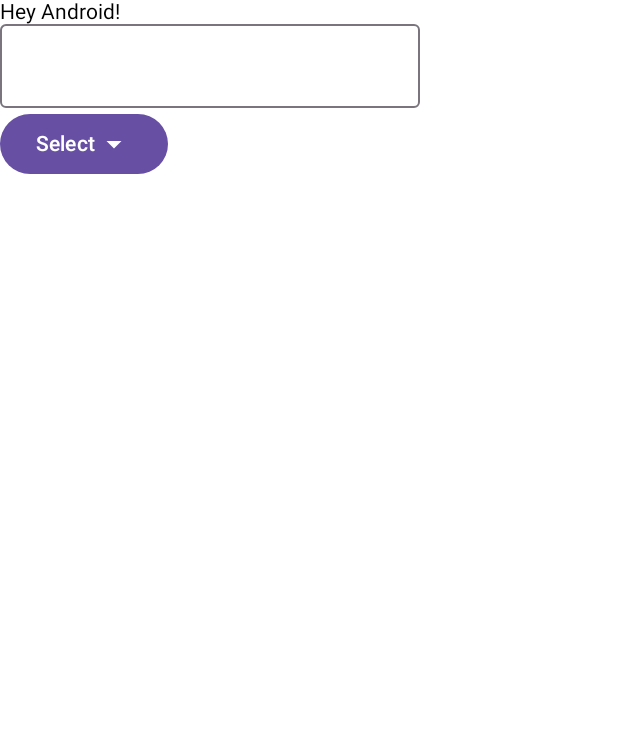
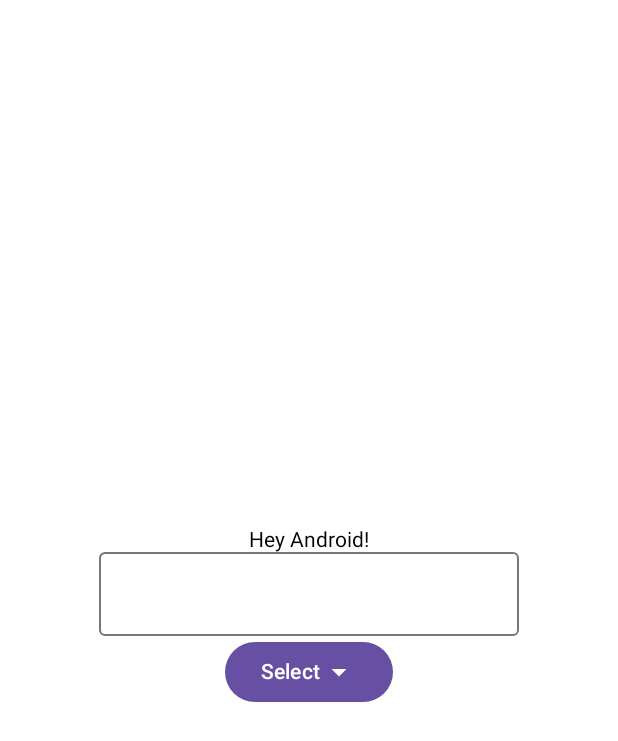
Before and after one commit to PrinceNand/Unit-Converter-Kotlin, an Android app built with Jetpack Compose: the @Preview function UnitConverterPreview, on a phone screen of 412 x 824 dp. Shown: the top 741 px of the screen. Run offline under Robolectric (Android 15) with nearby library versions, the phone set to English and light mode, and no system bars.

Commit message:
Kotlin-Learn: 6.Modifier - verticalArrangement, horizontalAlignment

```diff
--- a/app/src/main/java/com/project/unitconverterkotlin/MainActivity.kt
+++ b/app/src/main/java/com/project/unitconverterkotlin/MainActivity.kt
@@ -4,6 +4,7 @@ import android.os.Bundle
 import androidx.activity.ComponentActivity
 import androidx.activity.compose.setContent
 import androidx.activity.enableEdgeToEdge
+import androidx.compose.foundation.layout.Arrangement
 import androidx.compose.foundation.layout.Box
 import androidx.compose.foundation.layout.Column
 import androidx.compose.foundation.layout.Row
@@ -17,8 +18,8 @@ import androidx.compose.material3.OutlinedTextField
 import androidx.compose.material3.Scaffold
 import androidx.compose.material3.Text
 import androidx.compose.runtime.Composable
+import androidx.compose.ui.Alignment
 import androidx.compose.ui.Modifier
-import androidx.compose.ui.platform.LocalContext
 import androidx.compose.ui.tooling.preview.Preview
 import androidx.compose.ui.unit.dp
 import com.project.unitconverterkotlin.ui.theme.UnitConverterKotlinTheme
@@ -42,7 +43,11 @@ class MainActivity : ComponentActivity() {
 
 @Composable
 fun UnitConverter(name: String, modifier: Modifier){
-    Column {
+    Column(
+        modifier = Modifier.fillMaxSize(),
+        verticalArrangement = Arrangement.Center,
+        horizontalAlignment = Alignment.CenterHorizontally
+    ) {
         Text(text = name)
         OutlinedTextField(value = "", onValueChange = {})
 
```
